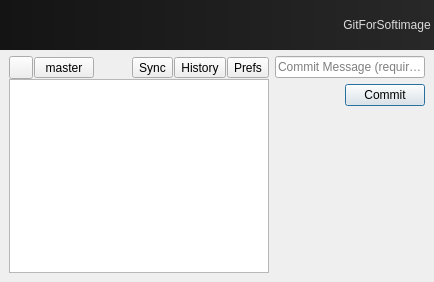
This is gitforsoftimage/layout/ui/git.ui in csaez/gitforsoftimage as Qt 5 draws it before an edit. The edited form follows.
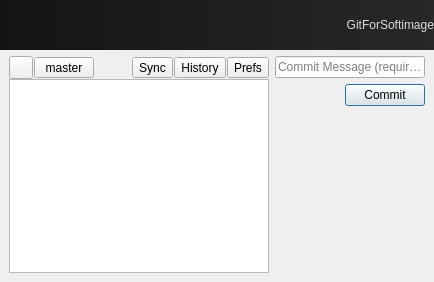
This is the edited form.

The edit to the form file:
```diff
--- a/gitforsoftimage/layout/ui/git.ui
+++ b/gitforsoftimage/layout/ui/git.ui
@@ -43,11 +43,14 @@
 background-color: qlineargradient(spread:pad, x1:0, y1:0, x2:1, y2:0, stop:0 rgba(20, 20, 20, 255), stop:1 rgba(40, 40, 40, 255));</string>
      </property>
      <property name="text">
-      <string>GitForSoftimage </string>
+      <string>GitForSoftimage</string>
      </property>
      <property name="alignment">
       <set>Qt::AlignRight|Qt::AlignTrailing|Qt::AlignVCenter</set>
      </property>
+     <property name="margin">
+      <number>9</number>
+     </property>
     </widget>
    </item>
    <item>
```
Left out of the diff: 17 changed lines with no effect on the pictures.
